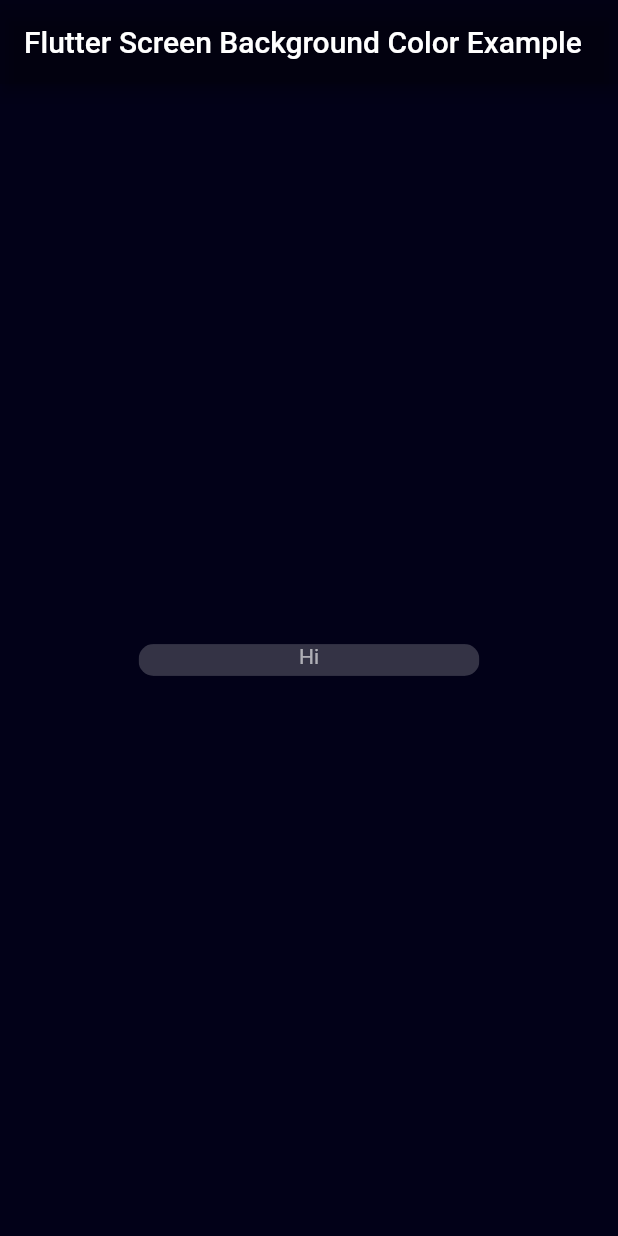
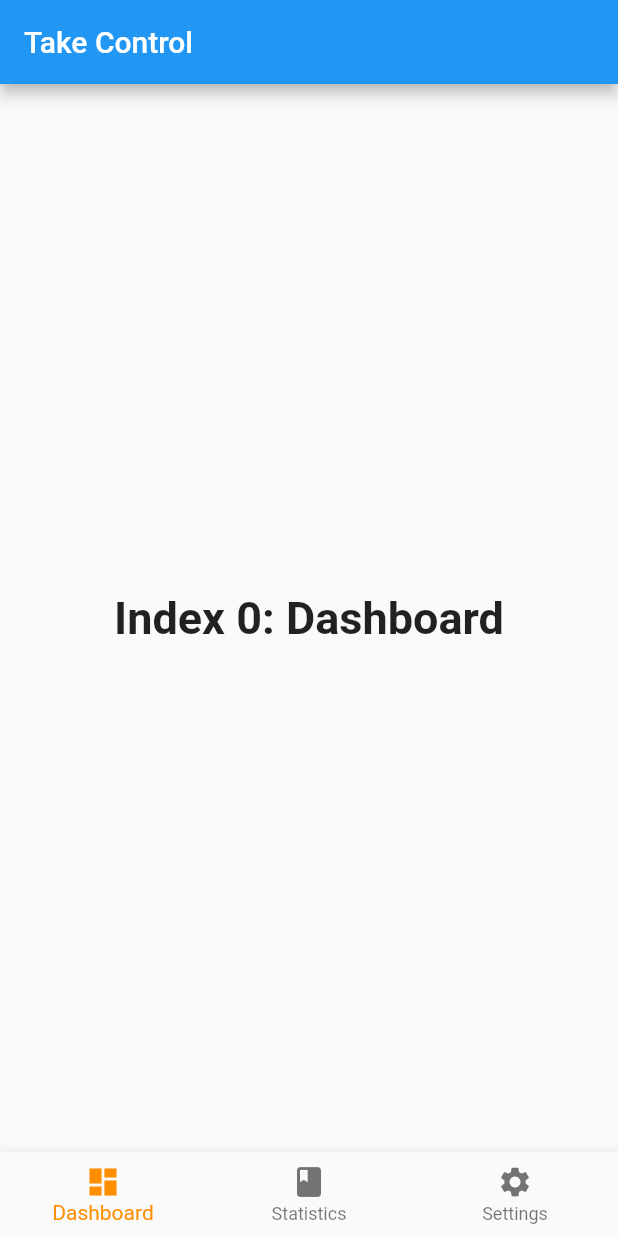
Before and after one commit to nProgrammer/take_control_app, a Flutter app: the screen it shows after launch, on a phone screen of 412 x 824 dp. Run offline on Flutter 3.47's test engine with Material 2 defaults, Android fonts, the phone set to English and light mode, and no system bars.

Commit message:
created app template

```diff
--- a/lib/main.dart
+++ b/lib/main.dart
@@ -1,46 +1,84 @@
 import 'package:flutter/material.dart';
 
-void main() => runApp(MyApp());
+void main() => runApp(const MyApp());
 
 class MyApp extends StatelessWidget {
+  const MyApp({Key? key}) : super(key: key);
+
+  static const String _title = 'Take Control';
+
   @override
   Widget build(BuildContext context) {
-    return MaterialApp(
-      title: 'Welcome to Flutter',
-      home: Scaffold(
-        backgroundColor: const Color.fromARGB(255, 2, 1, 24),
-        appBar: AppBar(
-          title: const Text('Flutter Screen Background Color Example'),
-          backgroundColor: Colors.black12,
-        ),
-        body: Center(
-          child: Body(),
-        ),
+    return const MaterialApp(
+      title: _title,
+      home: MyStatefulWidget(),
+    );
+  }
+}
+
+class MyStatefulWidget extends StatefulWidget {
+  const MyStatefulWidget({Key? key}) : super(key: key);
+
+  @override
+  State<MyStatefulWidget> createState() => _MyStatefulWidgetState();
+}
+
+class _MyStatefulWidgetState extends State<MyStatefulWidget> {
+  int _selectedIndex = 0;
+  static const TextStyle optionStyle =
+      TextStyle(fontSize: 30, fontWeight: FontWeight.bold);
+  static const List<Widget> _widgetOptions = <Widget>[
+    Text(
+      'Index 0: Dashboard',
+      style: optionStyle,
+    ),
+    Text(
+      'Index 1: Statistics',
+      style: optionStyle,
+    ),
+    Text(
+      'Index 2: Settings',
+      style: optionStyle,
+    ),
+  ];
+
+  void _onItemTapped(int index) {
+    setState(() {
+      _selectedIndex = index;
+    });
+  }
+
+  @override
+  Widget build(BuildContext context) {
+    return Scaffold(
+      appBar: AppBar(
+        title: const Text('Take Control'),
+      ),
+      body: Center(
+        child: _widgetOptions.elementAt(_selectedIndex),
+      ),
+      bottomNavigationBar: BottomNavigationBar(
+        items: const <BottomNavigationBarItem>[
+          BottomNavigationBarItem(
+            icon: Icon(Icons.dashboard),
+            label: 'Dashboard',
+            backgroundColor: Colors.red,
+          ),
+          BottomNavigationBarItem(
+            icon: Icon(Icons.book),
+            label: 'Statistics',
+            backgroundColor: Colors.purple,
+          ),
+          BottomNavigationBarItem(
+            icon: Icon(Icons.settings),
+            label: 'Settings',
+            backgroundColor: Colors.pink,
+          ),
+        ],
+        currentIndex: _selectedIndex,
+        selectedItemColor: Colors.amber[800],
+        onTap: _onItemTapped,
       ),
     );
   }
 }
-
-/// This is the stateless widget that the main application instantiates.
-class Body extends StatelessWidget {
-  @override
-  Widget build(BuildContext context) {
-    return Container(
-      width: MediaQuery.of(context).size.width * 0.6,
-      height: MediaQuery.of(context).size.height * 0.05,
-      padding: const EdgeInsets.all(10),
-      child: ClipRRect(
-        borderRadius: const BorderRadius.all(Radius.circular(10)),
-        child: Container(
-          height: 10,
-          color: const Color.fromARGB(50, 255, 255, 255),
-          child: const Text(
-            "Hi",
-            textAlign: TextAlign.center,
-            style: const TextStyle(color: Color.fromARGB(155, 255, 255, 255)),
-          ),
-        ),
-      ),
-    );
-  }
-}
```
